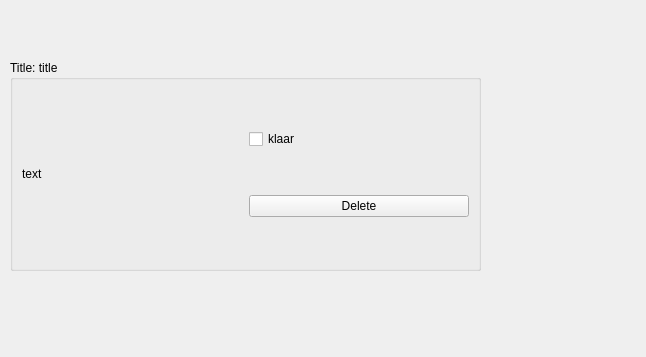
Old version of the form task.ui in the repository heyjoren/Cross-Development_QT_Project.
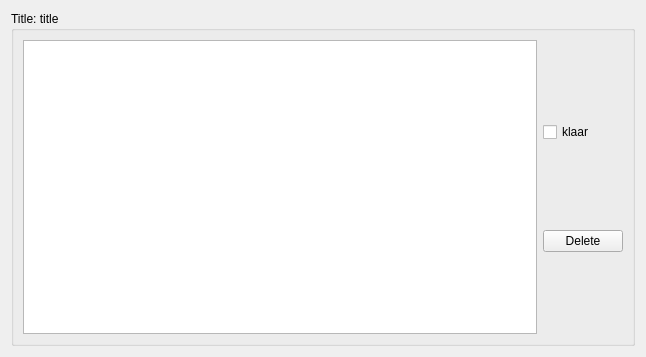
New version of the form.

```diff
--- a/task.ui
+++ b/task.ui
@@ -10,26 +10,53 @@
     <height>357</height>
    </rect>
   </property>
+  <property name="sizePolicy">
+   <sizepolicy hsizetype="Expanding" vsizetype="Expanding">
+    <horstretch>0</horstretch>
+    <verstretch>0</verstretch>
+   </sizepolicy>
+  </property>
+  <property name="minimumSize">
+   <size>
+    <width>0</width>
+    <height>0</height>
+   </size>
+  </property>
   <property name="windowTitle">
    <string>Form</string>
   </property>
+  <layout class="QHBoxLayout" name="horizontalLayout_2">
+   <item>
   <widget class="QGroupBox" name="grBoxTitle">
-   <property name="geometry">
-    <rect>
-     <x>10</x>
-     <y>60</y>
-     <width>471</width>
-     <height>211</height>
-    </rect>
+     <property name="sizePolicy">
+      <sizepolicy hsizetype="MinimumExpanding" vsizetype="MinimumExpanding">
+       <horstretch>0</horstretch>
+       <verstretch>0</verstretch>
+      </sizepolicy>
+     </property>
+     <property name="minimumSize">
+      <size>
+       <width>100</width>
+       <height>70</height>
+      </size>
    </property>
    <property name="title">
     <string>Title: title</string>
    </property>
    <layout class="QHBoxLayout" name="horizontalLayout">
     <item>
-     <widget class="QLabel" name="lbTodo">
-      <property name="text">
-       <string>text</string>
+       <widget class="QTextEdit" name="teTodo">
+        <property name="enabled">
+         <bool>true</bool>
+        </property>
+        <property name="sizeAdjustPolicy">
+         <enum>QAbstractScrollArea::AdjustIgnored</enum>
+        </property>
+        <property name="readOnly">
+         <bool>true</bool>
+        </property>
+        <property name="markdown">
+         <string/>
       </property>
      </widget>
     </item>
@@ -53,6 +80,8 @@
     </item>
    </layout>
   </widget>
+   </item>
+  </layout>
  </widget>
  <resources/>
  <connections/>
```
Lines whose indentation alone changed are shown as unchanged.
